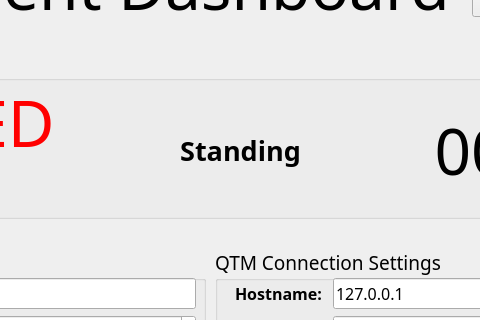
Before: the Qt Designer form main_window.ui in EuromovDHM-SemTaxM/EMBLD-acquisition, drawn with Qt 5; both pictures show x 275 to 755 and y 82 to 402 of the 1024 by 768 pixel window.
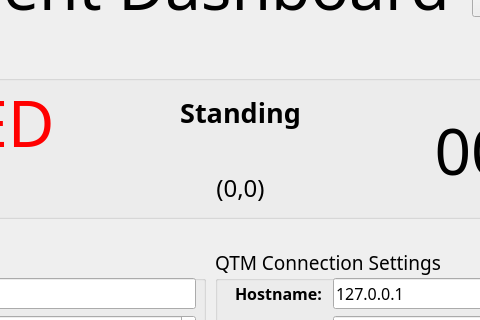
After: the same form once the commit is applied. Icons and pictures are not drawn.

The edit to the form file:
```diff
--- a/main_window.ui
+++ b/main_window.ui
@@ -164,6 +164,21 @@
           </property>
          </widget>
         </item>
+        <item>
+         <widget class="QLabel" name="position_label">
+          <property name="font">
+           <font>
+            <pointsize>18</pointsize>
+           </font>
+          </property>
+          <property name="text">
+           <string>(0,0)</string>
+          </property>
+          <property name="alignment">
+           <set>Qt::AlignCenter</set>
+          </property>
+         </widget>
+        </item>
        </layout>
       </item>
       <item>
```
Left out of the diff: 2 changed lines with no effect on the pictures.
